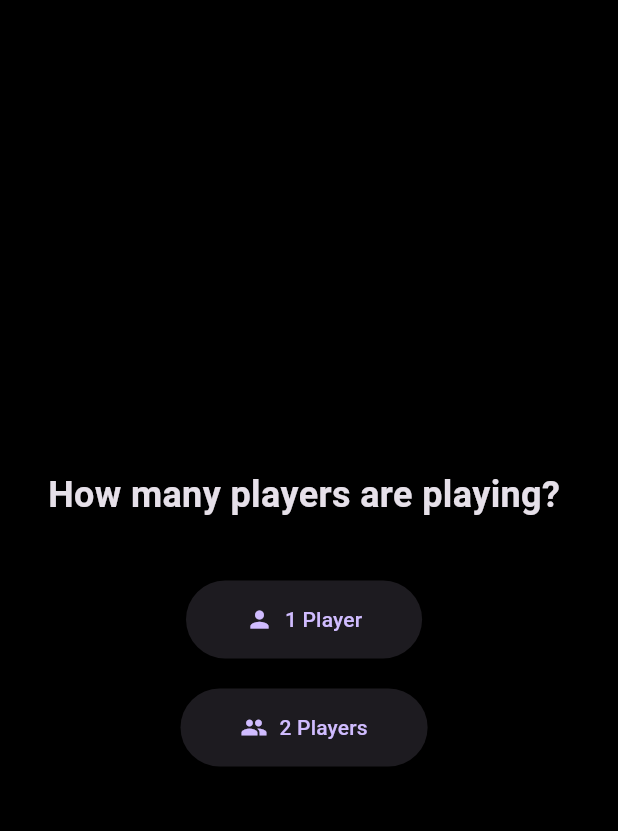
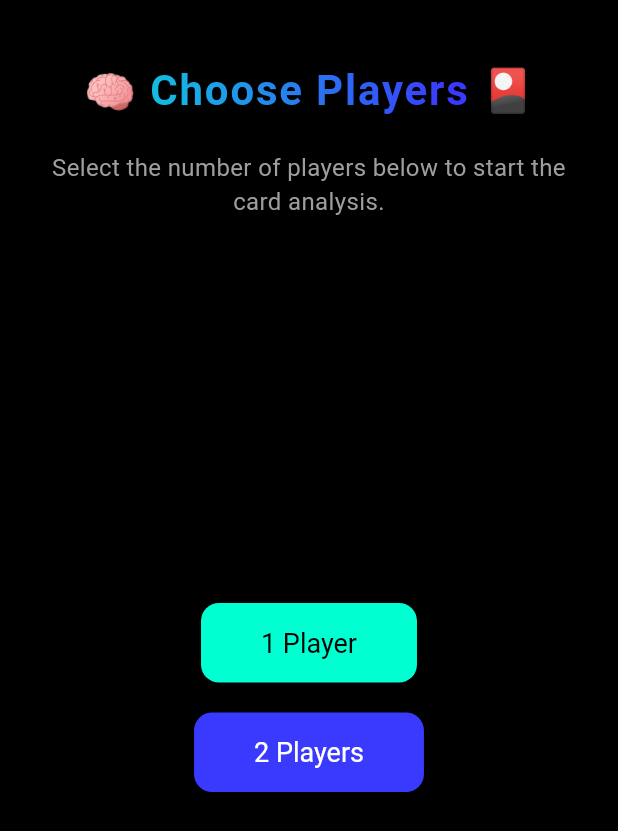
Before and after one commit to AhmedZ41/blackjack_vision, a Flutter app: the PlayerSelectionScreen screen opened directly, on a phone screen of 412 x 824 dp. Shown: the top 831 px of the screen. Run offline on Flutter 3.47's test engine with Material 3 defaults, Android fonts, the phone set to English and light mode, and no system bars; our stand-ins replace camera, image_picker.

Commit message:
ui improvements

```diff
--- a/frontend/lib/screens/player_selection_screen.dart
+++ b/frontend/lib/screens/player_selection_screen.dart
@@ -1,6 +1,5 @@
 import 'package:flutter/material.dart';
 import 'camera_screen.dart';
-
 
 class PlayerSelectionScreen extends StatelessWidget {
   const PlayerSelectionScreen({super.key});
@@ -11,45 +10,74 @@ class PlayerSelectionScreen extends StatelessWidget {
       backgroundColor: Colors.black,
       body: SafeArea(
         child: Padding(
-          padding: const EdgeInsets.all(32.0),
+          padding: const EdgeInsets.symmetric(horizontal: 32.0, vertical: 40),
           child: Column(
-            mainAxisAlignment: MainAxisAlignment.center,
+            crossAxisAlignment: CrossAxisAlignment.center,
             children: [
-              const Text(
-                'How many players are playing?',
+              Text(
+                '🧠 Choose Players 🎴',
                 style: TextStyle(
-                  fontSize: 24,
+                  fontSize: 28,
                   fontWeight: FontWeight.bold,
+                  letterSpacing: 1.2,
+                  foreground: Paint()
+                    ..shader = const LinearGradient(
+                      colors: [Color(0xFF00FFD1), Color(0xFF3A3AFF)],
+                    ).createShader(const Rect.fromLTWH(0, 0, 300, 70)),
                 ),
               ),
-              const SizedBox(height: 40),
-              ElevatedButton.icon(
+              const SizedBox(height: 20),
+              const Text(
+                'Select the number of players below to start the card analysis.',
+                style: TextStyle(
+                  fontSize: 16,
+                  color: Colors.grey,
+                ),
+                textAlign: TextAlign.center,
+              ),
+              const Spacer(),
+              ElevatedButton(
                 onPressed: () {
                   Navigator.push(
                     context,
-                    MaterialPageRoute(builder: (context) => const CameraScreen(players: 1)),
+                    MaterialPageRoute(
+                        builder: (context) => const CameraScreen(players: 1)),
                   );
                 },
-                icon: const Icon(Icons.person),
-                label: const Text('1 Player'),
                 style: ElevatedButton.styleFrom(
-                  padding: const EdgeInsets.symmetric(vertical: 16, horizontal: 40),
+                  padding:
+                      const EdgeInsets.symmetric(horizontal: 40, vertical: 16),
+                  backgroundColor: const Color(0xFF00FFD1),
+                  foregroundColor: Colors.black,
+                  textStyle: const TextStyle(fontSize: 18),
+                  shape: RoundedRectangleBorder(
+                    borderRadius: BorderRadius.circular(12),
+                  ),
                 ),
+                child: const Text('1 Player'),
               ),
               const SizedBox(height: 20),
-              ElevatedButton.icon(
+              ElevatedButton(
                 onPressed: () {
                   Navigator.push(
                     context,
-                    MaterialPageRoute(builder: (context) => const CameraScreen(players: 2)),
+                    MaterialPageRoute(
+                        builder: (context) => const CameraScreen(players: 2)),
                   );
                 },
-                icon: const Icon(Icons.group),
-                label: const Text('2 Players'),
                 style: ElevatedButton.styleFrom(
-                  padding: const EdgeInsets.symmetric(vertical: 16, horizontal: 40),
+                  padding:
+                      const EdgeInsets.symmetric(horizontal: 40, vertical: 16),
+                  backgroundColor: const Color(0xFF3A3AFF),
+                  foregroundColor: Colors.white,
+                  textStyle: const TextStyle(fontSize: 18),
+                  shape: RoundedRectangleBorder(
+                    borderRadius: BorderRadius.circular(12),
+                  ),
                 ),
+                child: const Text('2 Players'),
               ),
+              const Spacer(),
             ],
           ),
         ),
```
